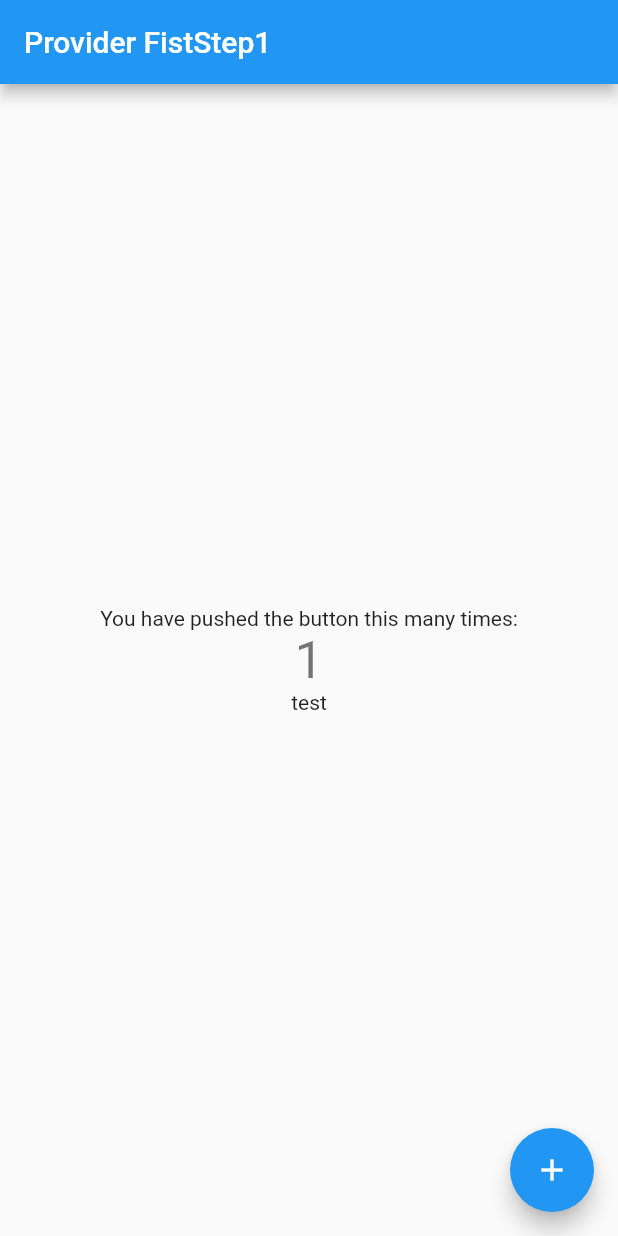
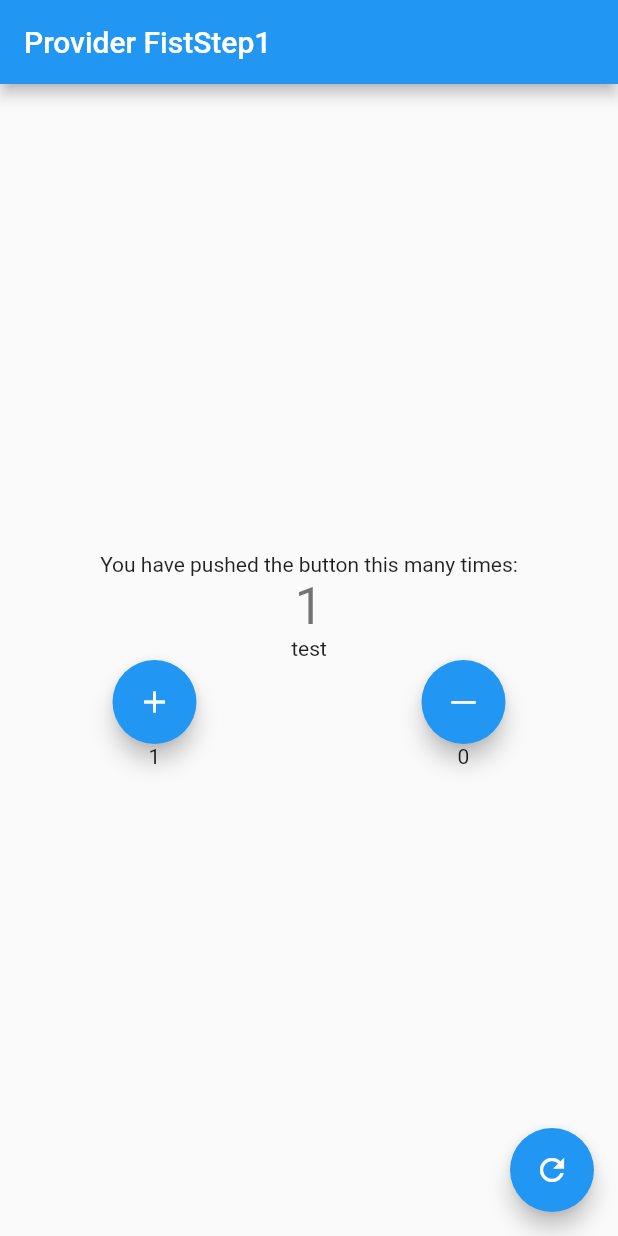
Before and after one commit to tomoki1590/riverpod-practice, a Flutter app: the screen it shows after launch, after a tap on the "add" icon, on a phone screen of 412 x 824 dp. Run offline on Flutter 3.47's test engine with Material 2 defaults, Android fonts, the phone set to English and light mode, and no system bars; our stand-ins replace flutter_riverpod, freezed_annotation.

Commit message:
counCounter used by freezed

```diff
--- /dev/null
+++ b/lib/data/count_data.dart
@@ -0,0 +1,16 @@
+import 'package:freezed_annotation/freezed_annotation.dart';
+
+part 'count_data.freezed.dart';
+part 'count_data.g.dart';
+
+@freezed
+class CountData with _$CountData {
+  const factory CountData({
+    required int count,
+    required int countUp,
+    required int countDown,
+  }) = _CountData;
+
+  factory CountData.fromJson(Map<String, dynamic> json) =>
+      _$CountDataFromJson(json);
+}
--- a/lib/main.dart
+++ b/lib/main.dart
@@ -1,5 +1,7 @@
+import 'package:flutter/cupertino.dart';
 import 'package:flutter/material.dart';
 import 'package:flutter_riverpod/flutter_riverpod.dart';
+import 'package:riverpods_coutup/data/count_data.dart';
 import 'package:riverpods_coutup/provider.dart';
 
 void main() {
@@ -48,18 +50,60 @@ class _MyHomePageState extends ConsumerState<MyHomePage> {
               ref.watch(text1Provider),
             ),
             Text(
-              ref.watch(countProvider).toString(),
+              ref.watch(countDataProvider).count.toString(),
               style: Theme.of(context).textTheme.headline4,
             ),
-            Text("test")
+            Text("test"),
+            Row(mainAxisAlignment: MainAxisAlignment.spaceAround, children: [
+              FloatingActionButton(
+                onPressed: () {
+                  CountData countData = ref.read(countDataProvider.state).state;
+                  ref.read(countDataProvider.state).state = countData.copyWith(
+                    count: countData.count + 1,
+                    countUp: countData.countUp + 1,
+                  );
+                },
+                tooltip: 'Increment',
+                child: const Icon(Icons.add),
+              ),
+              FloatingActionButton(
+                onPressed: () {
+                  CountData countData = ref.read(countDataProvider.state).state;
+                  ref.read(countDataProvider.state).state = countData.copyWith(
+                    count: countData.count - 1,
+                    countDown: countData.countDown + 1,
+                  );
+                },
+                tooltip: 'Increment',
+                child: const Icon(CupertinoIcons.minus),
+              ),
+            ]),
+            Row(
+              mainAxisAlignment: MainAxisAlignment.spaceAround,
+              children: [
+                Text(
+                  ref.watch(countDataProvider).countUp.toString(),
+                ),
+                Row(
+                  children: [
+                    Text(
+                      ref.watch(countDataProvider).countDown.toString(),
+                    )
+                  ],
+                )
+              ],
+            )
           ],
         ),
       ),
+
       floatingActionButton: FloatingActionButton(
-        onPressed: () => ref.read(countProvider.state).state++,
-        //watchからread に変更することで余計なボタンの読み込みをなくし、ボタン後の数だけを読み込んでいる
+        onPressed: () {
+          ref.read(countDataProvider.state).state =
+              CountData(count: 0, countUp: 0, countDown: 0);
+        }, //watchからread に変更することで余計なボタンの読み込みをなくし、ボタン後の数だけを読み込んでいる
         tooltip: 'Increment',
-        child: const Icon(Icons.add),
+        child: const Icon(Icons.refresh),
       ), // This trailing comma makes auto-formatting nicer for build methods.
     );
   }
--- a/lib/provider.dart
+++ b/lib/provider.dart
@@ -1,4 +1,5 @@
 import 'package:flutter_riverpod/flutter_riverpod.dart';
+import 'package:riverpods_coutup/data/count_data.dart';
 
 final tittleProvider = Provider<String>((ref) {
   return 'Provider FistStep1';
@@ -8,3 +9,5 @@ final text1Provider =
     Provider<String>((ref) => 'You have pushed the button this many times:');
 //=> これも{return }これも同じ結果になる
 final countProvider = StateProvider<int>((ref) => 0);
+final countDataProvider = StateProvider<CountData>(
+    (ref) => CountData(count: 0, countUp: 0, countDown: 0));
--- a/pubspec.yaml
+++ b/pubspec.yaml
@@ -35,6 +35,9 @@ dependencies:
   # Use with the CupertinoIcons class for iOS style icons.
   cupertino_icons: ^1.0.2
   flutter_riverpod: ^1.0.3
+  freezed: ^1.1.1
+  freezed_annotation: ^1.1.0
+  json_annotation: ^4.4.0
 
 dev_dependencies:
   flutter_test:
@@ -46,6 +49,8 @@ dev_dependencies:
   # package. See that file for information about deactivating specific lint
   # rules and activating additional ones.
   flutter_lints: ^1.0.0
+  build_runner: ^2.1.7
+  json_serializable: ^6.1.4
 
 # For information on the generic Dart part of this file, see the
 # following page: https://dart.dev/tools/pub/pubspec
```
Also changed, not shown: lib/data/count_data.freezed.dart (added), lib/data/count_data.g.dart (added), pubspec.lock.
